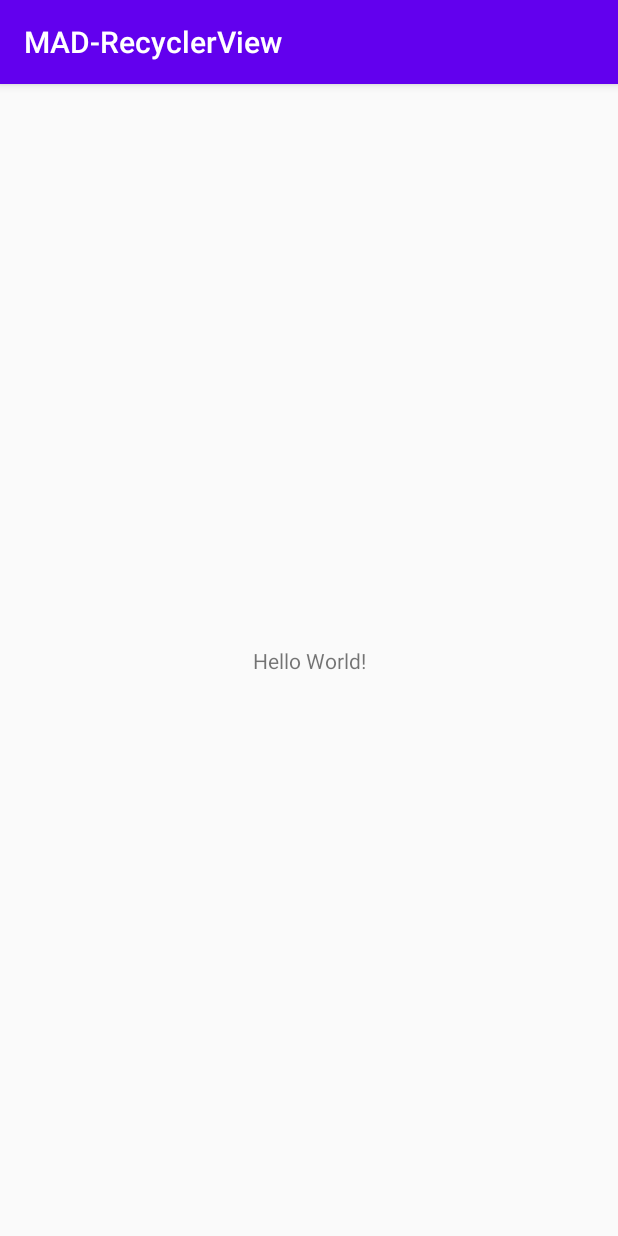
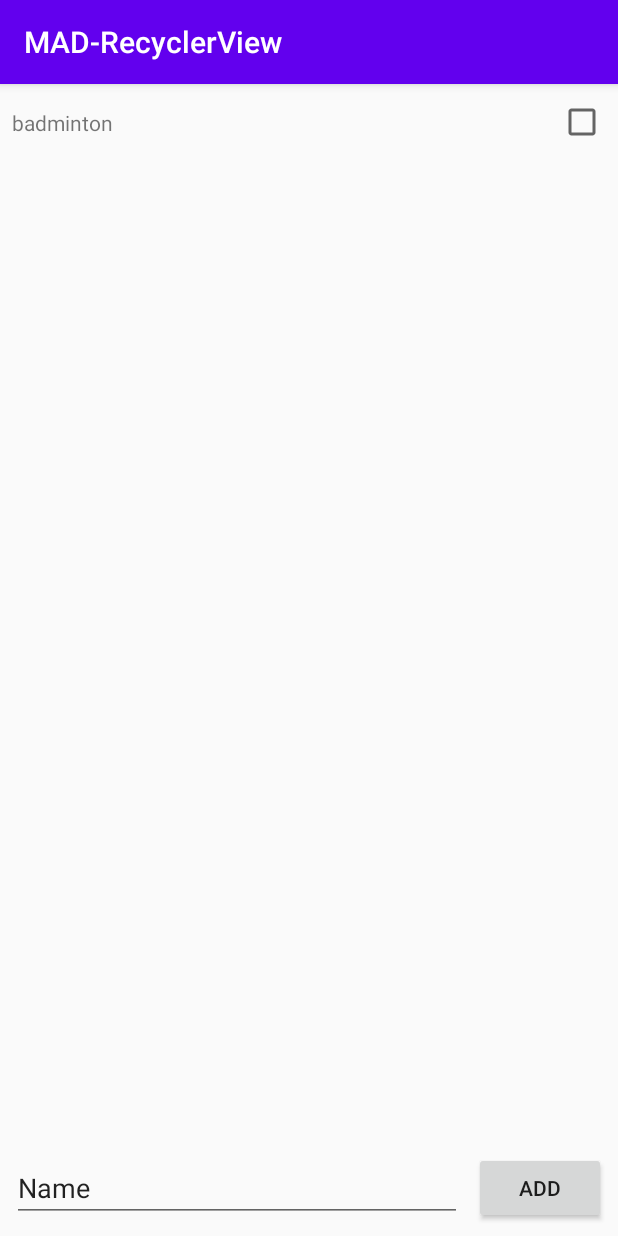
Before and after one commit to MAD-2020/mad-practical-5-recyclerview-Koen-Choy, an Android app: the screen it shows after launch (MainActivity), on a phone screen of 412 x 824 dp. Run offline under Robolectric (Android 15) with nearby library versions, the phone set to English and light mode, and no system bars.

Commit message:
Practical 5 Done

```diff
--- /dev/null
+++ b/app/src/main/java/sg/edu/np/mad/mad_recyclerview/Adapter.java
@@ -0,0 +1,78 @@
+package sg.edu.np.mad.mad_recyclerview;
+
+import android.app.AlertDialog;
+import android.content.Context;
+import android.content.DialogInterface;
+import android.util.Log;
+import android.view.LayoutInflater;
+import android.view.View;
+import android.view.ViewGroup;
+import android.widget.TextView;
+
+import androidx.recyclerview.widget.RecyclerView;
+
+
+import java.util.ArrayList;
+
+public class Adapter extends RecyclerView.Adapter<Holder> {
+    ArrayList<Task> data;
+    Context context;
+    TextView displayTask;
+
+    public Adapter(ArrayList<Task> input, Context context){
+        this.context = context;
+        data = input;
+    }
+
+    @Override
+    public Holder onCreateViewHolder(ViewGroup parent, int viewType){
+        View item = LayoutInflater.from(parent.getContext()).inflate(R.layout.task,parent,false);
+
+        Log.d("test","onCreate");
+        return new Holder(item);
+
+    }
+
+    @Override
+    public void onBindViewHolder(final Holder holder, final int position){
+        Task s = data.get(position);
+        holder.txt.setText(s.task);
+
+        holder.v.setOnClickListener(new View.OnClickListener() {
+            @Override
+            public void onClick(View v) {
+                AlertDialog.Builder builder = new AlertDialog.Builder(context);
+                String task = holder.txt.getText().toString();
+                View item = LayoutInflater.from(v.getContext()).inflate(R.layout.dialog,null);
+                builder.setView(item)
+                        .setTitle("Delete")
+                        .setPositiveButton("YES", new DialogInterface.OnClickListener() {
+                            @Override
+                            public void onClick(DialogInterface dialog, int which) {
+                                Log.d("test","clicked on YES");
+                                data.remove(position);
+                                notifyDataSetChanged();
+                            }
+                        })
+                        .setNegativeButton("NO", new DialogInterface.OnClickListener() {
+                            @Override
+                            public void onClick(DialogInterface dialog, int which) {
+                                Log.d("test","clicked on NO");
+                                dialog.dismiss();
+                            }
+                        });
+                displayTask = item.findViewById(R.id.textView2);
+                displayTask.setText(task + "?");
+                AlertDialog alert =  builder.create();
+                alert.show();
+            }
+        });
+        Log.d("test","onBind");
+    }
+
+    @Override
+    public int getItemCount(){
+        return data.size();
+    }
+
+}
--- /dev/null
+++ b/app/src/main/java/sg/edu/np/mad/mad_recyclerview/Holder.java
@@ -0,0 +1,22 @@
+package sg.edu.np.mad.mad_recyclerview;
+
+import android.view.View;
+import android.widget.CheckBox;
+import android.widget.TextView;
+
+import androidx.annotation.NonNull;
+import androidx.recyclerview.widget.RecyclerView;
+
+public class Holder extends RecyclerView.ViewHolder {
+    TextView txt;
+    CheckBox cb;
+    View v;
+
+    public Holder(@NonNull View itemView) {
+        super(itemView);
+
+        v = itemView;
+        txt = itemView.findViewById(R.id.task);
+        cb = itemView.findViewById(R.id.checkBox);
+    }
+}
--- a/app/src/main/java/sg/edu/np/mad/mad_recyclerview/MainActivity.java
+++ b/app/src/main/java/sg/edu/np/mad/mad_recyclerview/MainActivity.java
@@ -1,22 +1,68 @@
 package sg.edu.np.mad.mad_recyclerview;
 
 import androidx.appcompat.app.AppCompatActivity;
+import androidx.recyclerview.widget.DefaultItemAnimator;
+import androidx.recyclerview.widget.LinearLayoutManager;
 import androidx.recyclerview.widget.RecyclerView;
 
 import android.content.Context;
 import android.os.Bundle;
+import android.util.Log;
+import android.view.View;
 import android.view.inputmethod.InputMethodManager;
+import android.widget.Button;
+import android.widget.EditText;
 
 import java.util.ArrayList;
 
 public class MainActivity extends AppCompatActivity {
+    Context context = MainActivity.this;
+    Button addBtn;
+    EditText enteredTask;
+    String newTask;
+    RecyclerView rv;
+    ArrayList<Task> data;
+    Adapter adapter;
 
     @Override
     protected void onCreate(Bundle savedInstanceState) {
         super.onCreate(savedInstanceState);
         setContentView(R.layout.activity_main);
+
+        rv = findViewById(R.id.recyclerView);
+        addBtn = findViewById(R.id.addButton);
+        enteredTask = findViewById(R.id.editText);
+        data = new ArrayList<>();
+        Task task = new Task();
+        task.task = "badminton";
+        data.add(task);
+
+        addBtn.setOnClickListener(buttonClick);
+
+        adapter = new Adapter(data,context);
+        rv.setAdapter(adapter);
+
+        LinearLayoutManager layout = new LinearLayoutManager(this);
+        rv.setLayoutManager(layout);
+        rv.setItemAnimator(new DefaultItemAnimator());
     }
 
+    private View.OnClickListener buttonClick = new View.OnClickListener() {
+        @Override
+        public void onClick(View v) {
+            Log.d("test","added!");
+            newTask = enteredTask.getText().toString();
+            showNewEntry(rv,data);
+            addTask(data,newTask,adapter);
+        }
+    };
+
+    private void addTask(ArrayList<Task> data, String s, Adapter adapter){
+        Task task = new Task();
+        task.task = s;
+        data.add(task);
+        adapter.notifyDataSetChanged();
+    }
     /**
      * Upon calling this method, the keyboard will retract
      * and the recyclerview will scroll to the last item
--- /dev/null
+++ b/app/src/main/java/sg/edu/np/mad/mad_recyclerview/Task.java
@@ -0,0 +1,5 @@
+package sg.edu.np.mad.mad_recyclerview;
+
+public class Task {
+    String task;
+}
--- a/app/src/main/res/layout/activity_main.xml
+++ b/app/src/main/res/layout/activity_main.xml
@@ -6,13 +6,39 @@
     android:layout_height="match_parent"
     tools:context=".MainActivity">
 
-    <TextView
+    <androidx.recyclerview.widget.RecyclerView
+        android:id="@+id/recyclerView"
+        android:layout_width="match_parent"
+        android:layout_height="0dp"
+        app:layout_constraintBottom_toTopOf="@+id/editText"
+        app:layout_constraintStart_toStartOf="parent"
+        app:layout_constraintTop_toTopOf="parent" />
+
+    <EditText
+        android:id="@+id/editText"
+        android:layout_width="0dp"
+        android:layout_height="wrap_content"
+        android:layout_marginStart="8dp"
+        android:layout_marginTop="8dp"
+        android:layout_marginEnd="8dp"
+        android:layout_marginBottom="8dp"
+        android:ems="10"
+        android:inputType="textPersonName"
+        android:text="Name"
+        app:layout_constraintBottom_toBottomOf="parent"
+        app:layout_constraintEnd_toStartOf="@+id/addButton"
+        app:layout_constraintStart_toStartOf="parent"
+        app:layout_constraintTop_toBottomOf="@+id/recyclerView" />
+
+    <Button
+        android:id="@+id/addButton"
         android:layout_width="wrap_content"
         android:layout_height="wrap_content"
-        android:text="Hello World!"
+        android:layout_marginTop="8dp"
+        android:layout_marginEnd="8dp"
+        android:layout_marginBottom="8dp"
+        android:text="Add"
         app:layout_constraintBottom_toBottomOf="parent"
-        app:layout_constraintLeft_toLeftOf="parent"
-        app:layout_constraintRight_toRightOf="parent"
-        app:layout_constraintTop_toTopOf="parent" />
-
+        app:layout_constraintEnd_toEndOf="parent"
+        app:layout_constraintTop_toBottomOf="@+id/recyclerView" />
 </androidx.constraintlayout.widget.ConstraintLayout>
--- /dev/null
+++ b/app/src/main/res/layout/task.xml
@@ -0,0 +1,31 @@
+<?xml version="1.0" encoding="utf-8"?>
+<androidx.constraintlayout.widget.ConstraintLayout xmlns:android="http://schemas.android.com/apk/res/android"
+    xmlns:app="http://schemas.android.com/apk/res-auto"
+    xmlns:tools="http://schemas.android.com/tools"
+    android:layout_width="match_parent"
+    android:layout_height="wrap_content"
+    tools:context=".Task">
+
+    <TextView
+        android:id="@+id/task"
+        android:layout_width="0dp"
+        android:layout_height="wrap_content"
+        android:layout_marginStart="8dp"
+        android:layout_marginEnd="8dp"
+        android:text="TextView"
+        app:layout_constraintBottom_toBottomOf="@+id/checkBox"
+        app:layout_constraintEnd_toStartOf="@+id/checkBox"
+        app:layout_constraintHorizontal_bias="0.0"
+        app:layout_constraintStart_toStartOf="parent"
+        app:layout_constraintTop_toTopOf="@+id/checkBox" />
+
+    <CheckBox
+        android:id="@+id/checkBox"
+        android:layout_width="wrap_content"
+        android:layout_height="wrap_content"
+        android:layout_marginTop="8dp"
+        android:layout_marginEnd="8dp"
+        app:layout_constraintEnd_toEndOf="parent"
+        app:layout_constraintTop_toTopOf="parent" />
+
+</androidx.constraintlayout.widget.ConstraintLayout>
```
Also changed, not shown: app/src/main/res/layout/dialog.xml (added, +37 -0 lines).
